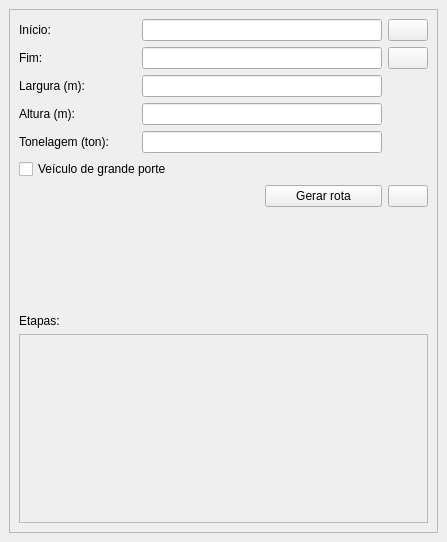
Before: the Qt Designer form uis/routeGeneratorDock.ui in 1cgeo/route_mapping, drawn with Qt 5.
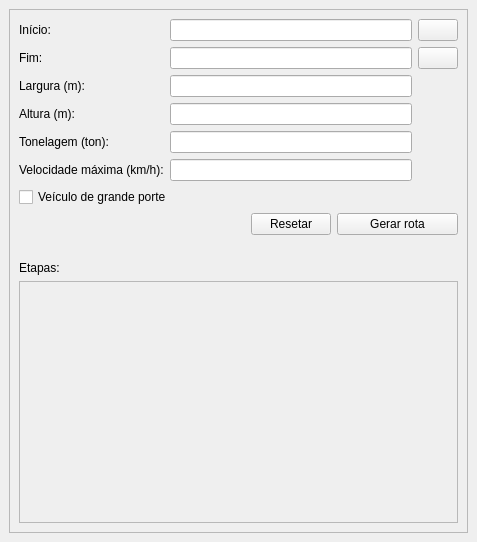
After: the same form once the commit is applied.

Patch:
```diff
--- a/uis/routeGeneratorDock.ui
+++ b/uis/routeGeneratorDock.ui
@@ -6,7 +6,7 @@
    <rect>
     <x>0</x>
     <y>0</y>
-    <width>447</width>
+    <width>477</width>
     <height>542</height>
    </rect>
   </property>
@@ -25,63 +25,47 @@
         <rect>
          <x>0</x>
          <y>0</y>
-         <width>427</width>
+         <width>457</width>
          <height>501</height>
         </rect>
        </property>
        <layout class="QGridLayout" name="gridLayout_2">
-        <item row="2" column="1" colspan="2">
+        <item row="2" column="1" colspan="3">
          <widget class="QLineEdit" name="widthLe"/>
         </item>
-        <item row="6" column="0" colspan="2">
-         <spacer name="horizontalSpacer">
-          <property name="orientation">
-           <enum>Qt::Horizontal</enum>
+        <item row="3" column="0">
+         <widget class="QLabel" name="label_5">
+          <property name="text">
+           <string>Altura (m):</string>
           </property>
-          <property name="sizeHint" stdset="0">
-           <size>
-            <width>212</width>
-            <height>20</height>
-           </size>
-          </property>
-         </spacer>
+         </widget>
         </item>
-        <item row="6" column="3">
-         <widget class="QPushButton" name="configBtn">
-          <property name="sizePolicy">
-           <sizepolicy hsizetype="Fixed" vsizetype="Fixed">
-            <horstretch>0</horstretch>
-            <verstretch>0</verstretch>
-           </sizepolicy>
-          </property>
+        <item row="3" column="1" colspan="3">
+         <widget class="QLineEdit" name="heightLe"/>
+        </item>
+        <item row="7" column="2">
+         <widget class="QPushButton" name="resetBtn">
           <property name="text">
-           <string/>
+           <string>Resetar</string>
           </property>
          </widget>
         </item>
-        <item row="6" column="2">
+        <item row="7" column="3" colspan="2">
          <widget class="QPushButton" name="runBtn">
           <property name="text">
            <string>Gerar rota</string>
           </property>
          </widget>
         </item>
-        <item row="7" column="0" colspan="4">
+        <item row="8" column="0" colspan="5">
          <widget class="QLabel" name="routeInfoLb">
           <property name="text">
            <string/>
           </property>
          </widget>
         </item>
-        <item row="1" column="0">
-         <widget class="QLabel" name="label_2">
-          <property name="text">
-           <string>Fim:</string>
-          </property>
-         </widget>
-        </item>
-        <item row="0" column="3">
-         <widget class="QPushButton" name="sourceCoordBtn">
+        <item row="9" column="0">
+         <widget class="QLabel" name="label_3">
           <property name="sizePolicy">
            <sizepolicy hsizetype="Fixed" vsizetype="Fixed">
             <horstretch>0</horstretch>
@@ -89,28 +73,11 @@
            </sizepolicy>
           </property>
           <property name="text">
-           <string/>
+           <string>Etapas:</string>
           </property>
          </widget>
         </item>
-        <item row="1" column="1" colspan="2">
-         <widget class="QLineEdit" name="targetCoordLe"/>
-        </item>
-        <item row="0" column="0">
-         <widget class="QLabel" name="label">
-          <property name="text">
-           <string>Início:</string>
-          </property>
-         </widget>
-        </item>
-        <item row="2" column="0">
-         <widget class="QLabel" name="label_4">
-          <property name="text">
-           <string>Largura (m):</string>
-          </property>
-         </widget>
-        </item>
-        <item row="9" column="0" rowspan="2" colspan="4">
+        <item row="10" column="0" colspan="5">
          <widget class="QScrollArea" name="stepsScrollArea">
           <property name="widgetResizable">
            <bool>true</bool>
@@ -120,15 +87,31 @@
             <rect>
              <x>0</x>
              <y>0</y>
-             <width>407</width>
-             <height>147</height>
+             <width>437</width>
+             <height>170</height>
             </rect>
            </property>
            <layout class="QVBoxLayout" name="verticalLayout"/>
           </widget>
          </widget>
         </item>
-        <item row="1" column="3">
+        <item row="1" column="1" colspan="3">
+         <widget class="QLineEdit" name="targetCoordLe"/>
+        </item>
+        <item row="0" column="4">
+         <widget class="QPushButton" name="sourceCoordBtn">
+          <property name="sizePolicy">
+           <sizepolicy hsizetype="Fixed" vsizetype="Fixed">
+            <horstretch>0</horstretch>
+            <verstretch>0</verstretch>
+           </sizepolicy>
+          </property>
+          <property name="text">
+           <string/>
+          </property>
+         </widget>
+        </item>
+        <item row="1" column="4">
          <widget class="QPushButton" name="targetCoordBtn">
           <property name="sizePolicy">
            <sizepolicy hsizetype="Fixed" vsizetype="Fixed">
@@ -141,19 +124,17 @@
           </property>
          </widget>
         </item>
-        <item row="0" column="1" colspan="2">
-         <widget class="QLineEdit" name="sourceCoordLe"/>
-        </item>
-        <item row="8" column="0" colspan="4">
-         <widget class="QLabel" name="label_3">
-          <property name="sizePolicy">
-           <sizepolicy hsizetype="Fixed" vsizetype="Fixed">
-            <horstretch>0</horstretch>
-            <verstretch>0</verstretch>
-           </sizepolicy>
+        <item row="2" column="0">
+         <widget class="QLabel" name="label_4">
+          <property name="text">
+           <string>Largura (m):</string>
           </property>
+         </widget>
+        </item>
+        <item row="0" column="0">
+         <widget class="QLabel" name="label">
           <property name="text">
-           <string>Etapas:</string>
+           <string>Início:</string>
           </property>
          </widget>
         </item>
@@ -164,26 +145,49 @@
           </property>
          </widget>
         </item>
-        <item row="3" column="1" colspan="2">
-         <widget class="QLineEdit" name="heightLe"/>
-        </item>
-        <item row="4" column="1" colspan="2">
+        <item row="4" column="1" colspan="3">
          <widget class="QLineEdit" name="tonnageLe"/>
         </item>
-        <item row="3" column="0">
-         <widget class="QLabel" name="label_5">
-          <property name="text">
-           <string>Altura (m):</string>
-          </property>
-         </widget>
-        </item>
-        <item row="5" column="0" colspan="2">
+        <item row="6" column="0" colspan="2">
          <widget class="QCheckBox" name="largeVehicleCbx">
           <property name="text">
            <string>Veículo de grande porte</string>
           </property>
          </widget>
         </item>
+        <item row="7" column="0" colspan="2">
+         <spacer name="horizontalSpacer">
+          <property name="orientation">
+           <enum>Qt::Horizontal</enum>
+          </property>
+          <property name="sizeHint" stdset="0">
+           <size>
+            <width>212</width>
+            <height>20</height>
+           </size>
+          </property>
+         </spacer>
+        </item>
+        <item row="1" column="0">
+         <widget class="QLabel" name="label_2">
+          <property name="text">
+           <string>Fim:</string>
+          </property>
+         </widget>
+        </item>
+        <item row="0" column="1" colspan="3">
+         <widget class="QLineEdit" name="sourceCoordLe"/>
+        </item>
+        <item row="5" column="0">
+         <widget class="QLabel" name="label_7">
+          <property name="text">
+           <string>Velocidade máxima (km/h):</string>
+          </property>
+         </widget>
+        </item>
+        <item row="5" column="1" colspan="3">
+         <widget class="QLineEdit" name="maximumSpeedLe"/>
+        </item>
        </layout>
       </widget>
      </widget>
```
